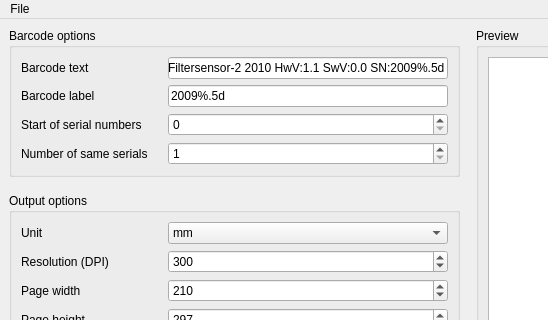
First picture: the form in forms/mainwindow.ui, repository ed-chemnitz/qdatamatrix, before the edit; both pictures show x 0 to 548 and y 0 to 320 of the 816 by 610 pixel window.
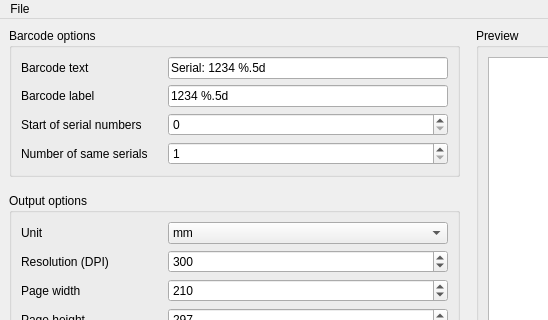
Second picture: the form after the edit. Icons and pictures are not drawn.

Commit message:
MainWindow: fixed default values for barcode text and label
Switched to some sensible exemplary default values for the barcode
text and barcode label line-edits.

```diff
--- a/forms/mainwindow.ui
+++ b/forms/mainwindow.ui
@@ -53,7 +53,7 @@
           </size>
          </property>
          <property name="text">
-          <string>Filtersensor-2 2010 HwV:1.1 SwV:0.0 SN:2009%.5d</string>
+          <string>Serial: 1234 %.5d</string>
          </property>
         </widget>
        </item>
@@ -73,7 +73,7 @@
           </sizepolicy>
          </property>
          <property name="text">
-          <string>2009%.5d</string>
+          <string>1234 %.5d</string>
          </property>
         </widget>
        </item>
```
Left out of the diff: 16 changed lines with no effect on the pictures.
